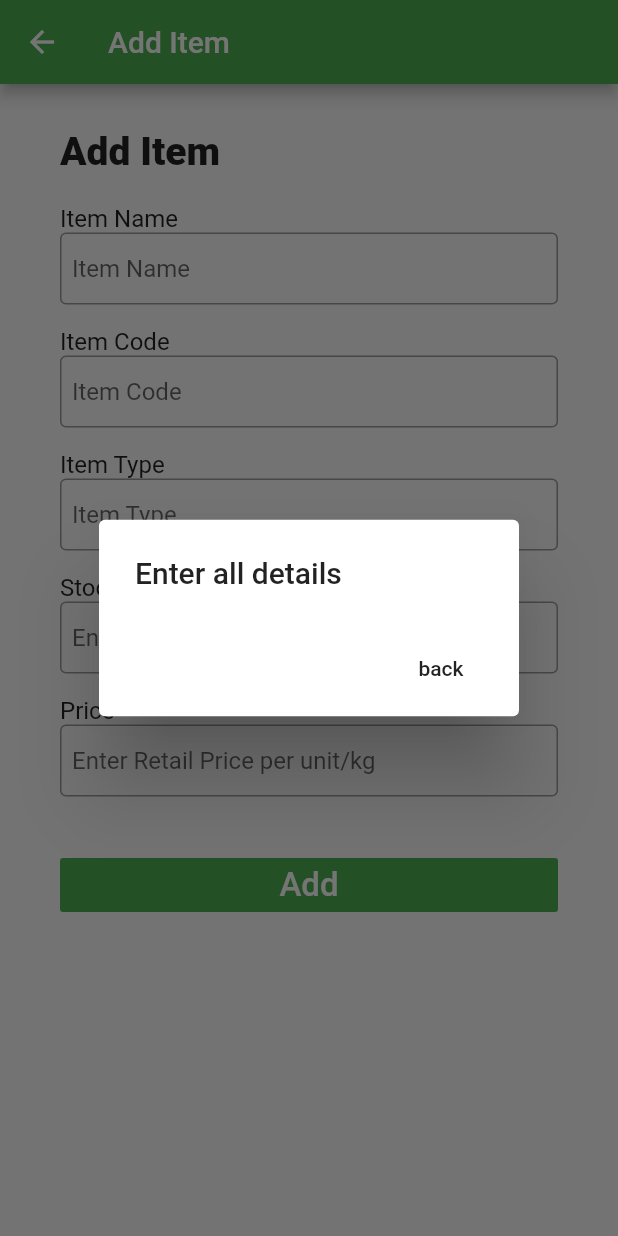
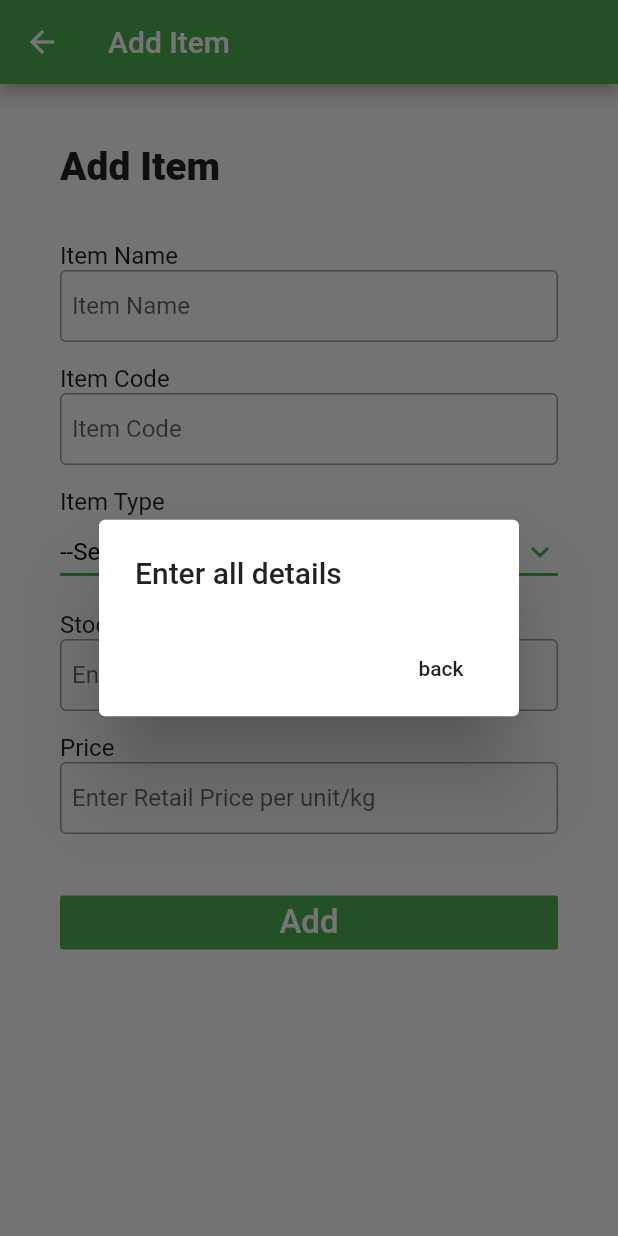
Before and after one commit to Jaideep1099/Stay_home_admin, a Flutter app: the AddItem screen opened directly, after a tap on "Add", on a phone screen of 412 x 824 dp. Run offline on Flutter 3.47's test engine with Material 2 defaults, Android fonts, the phone set to English and light mode, and no system bars.

Commit message:
Item type input converted  to dropdown menu, Numerical inputs given Numerical Keyboard

```diff
--- a/lib/additem.dart
+++ b/lib/additem.dart
@@ -44,18 +44,32 @@ class AddItem extends StatefulWidget {
 class _AddItemState extends State<AddItem> {
   final TextEditingController _controller_Cd = TextEditingController();
   final TextEditingController _controller_Nm = TextEditingController();
-  final TextEditingController _controller_Typ = TextEditingController();
   final TextEditingController _controller_Qty = TextEditingController();
   final TextEditingController _controller_Mrp = TextEditingController();
+  String typValue = "--Select--";
+
+  List<String> typList = [
+    '--Select--',
+    'Rice',
+    'Cereals',
+    'Oil',
+    'Spices',
+    'Flours and Powders',
+    'Nuts',
+    'Tolilet items',
+    'Cleaning aids'
+  ];
 
   Future<ResponseData> _futureData;
   @override
   Widget build(BuildContext context) {
     return Scaffold(
       appBar: AppBar(title: Text("Add Item")),
-      body: ListView(children: <Widget>[
+      body: Container(
+        height: double.infinity,
+        child: ListView(children: <Widget>[
           Container(
-          padding: EdgeInsets.fromLTRB(40, 30, 40, 10),
+            padding: EdgeInsets.fromLTRB(40, 40, 40, 10),
             child: Text(
               "Add Item",
               textAlign: TextAlign.left,
@@ -66,7 +80,7 @@ class _AddItemState extends State<AddItem> {
             ),
           ),
           Container(
-          padding: EdgeInsets.fromLTRB(40, 10, 40, 5),
+            padding: EdgeInsets.fromLTRB(40, 25, 40, 5),
             child: Column(
               crossAxisAlignment: CrossAxisAlignment.start,
               children: <Widget>[
@@ -116,13 +130,34 @@ class _AddItemState extends State<AddItem> {
                   textAlign: TextAlign.left,
                   style: TextStyle(fontSize: 16),
                 ),
-              TextField(
-                  controller: _controller_Typ,
-                  obscureText: false,
-                  decoration: InputDecoration(
-                      contentPadding: EdgeInsets.all(8),
-                      border: OutlineInputBorder(),
-                      hintText: "Item Type")),
+                DropdownButton<String>(
+                  isExpanded: true,
+                  hint: Text("Select"),
+                  value: typValue,
+                  icon: Icon(
+                    Icons.keyboard_arrow_down,
+                    color: Colors.green,
+                  ),
+                  elevation: 16,
+                  style: TextStyle(
+                    color: Colors.black,
+                  ),
+                  underline: Container(height: 2, color: Colors.green),
+                  onChanged: (String newValue) {
+                    setState(() {
+                      typValue = newValue;
+                    });
+                  },
+                  items: typList.map((String val) {
+                    return DropdownMenuItem<String>(
+                      child: Text(
+                        '$val',
+                        style: TextStyle(fontSize: 16),
+                      ),
+                      value: val,
+                    );
+                  }).toList(),
+                )
               ],
             ),
           ),
@@ -143,8 +178,7 @@ class _AddItemState extends State<AddItem> {
                     decoration: InputDecoration(
                         contentPadding: EdgeInsets.all(8),
                         border: OutlineInputBorder(),
-                      hintText:
-                          "Enter currently available stock")),
+                        hintText: "Enter currently available stock")),
               ],
             ),
           ),
@@ -179,7 +213,7 @@ class _AddItemState extends State<AddItem> {
                   setState(() {
                     if (_controller_Nm.text == "" ||
                         _controller_Cd.text == "" ||
-                      _controller_Typ.text == "" ||
+                        typValue == '--Select--' ||
                         _controller_Qty.text == "" ||
                         _controller_Mrp.text == "") {
                       showError(context, "Enter all details");
@@ -187,7 +221,7 @@ class _AddItemState extends State<AddItem> {
                       _futureData = addItem(
                           _controller_Cd.text,
                           _controller_Nm.text,
-                        _controller_Typ.text,
+                          typValue,
                           _controller_Qty.text,
                           _controller_Mrp.text,
                           user);
@@ -202,8 +236,10 @@ class _AddItemState extends State<AddItem> {
                       showMessage(context, "Item Added Successfully");
                       _controller_Cd.clear();
                       _controller_Nm.clear();
-                    _controller_Typ.clear();
                       _controller_Qty.clear();
+                      setState(() {
+                        typValue = "--Select--";
+                      });
                       _controller_Mrp.clear();
                     } else {
                       showError(context, error);
@@ -219,6 +255,7 @@ class _AddItemState extends State<AddItem> {
                 ),
               )),
         ]),
+      ),
     );
   }
 }
--- a/lib/signup.dart
+++ b/lib/signup.dart
@@ -137,6 +137,7 @@ class _SignUpState extends State<SignUp> {
                 style: TextStyle(fontSize: 16),
               ),
               TextField(
+                keyboardType: TextInputType.numberWithOptions(decimal:false),
                   controller: _controller_no,
                   obscureText: false,
                   decoration: InputDecoration(
```
Lines whose indentation alone changed are shown as unchanged.
